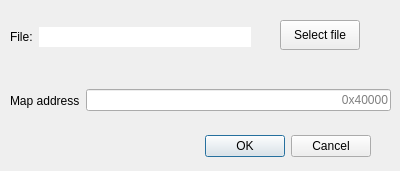
Old version of the form src/dialogs/OpenFileDialog.ui in the repository rizinorg/cutter.
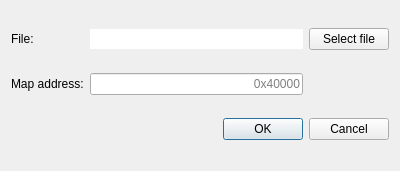
New version of the form.

Commit message:
append layout to OpenFileDialog, so the dialog more flexible (#1293)
* append layout to OpenFileDialog, so the dialog more flexible

* "Select file" button alignement.g

* new variant layout for OpenFileDialog in 3 column

Patch:
```diff
--- a/src/dialogs/OpenFileDialog.ui
+++ b/src/dialogs/OpenFileDialog.ui
@@ -13,49 +13,8 @@
   <property name="windowTitle">
    <string>Open file</string>
   </property>
-  <widget class="QDialogButtonBox" name="buttonBox">
-   <property name="geometry">
-    <rect>
-     <x>30</x>
-     <y>130</y>
-     <width>341</width>
-     <height>32</height>
-    </rect>
-   </property>
-   <property name="orientation">
-    <enum>Qt::Horizontal</enum>
-   </property>
-   <property name="standardButtons">
-    <set>QDialogButtonBox::Cancel|QDialogButtonBox::Ok</set>
-   </property>
-  </widget>
-  <widget class="QPushButton" name="selectFileButton">
-   <property name="geometry">
-    <rect>
-     <x>280</x>
-     <y>20</y>
-     <width>80</width>
-     <height>30</height>
-    </rect>
-   </property>
-   <property name="text">
-    <string>Select file</string>
-   </property>
-  </widget>
-  <widget class="QWidget" name="layoutWidget">
-   <property name="geometry">
-    <rect>
-     <x>10</x>
-     <y>20</y>
-     <width>241</width>
-     <height>29</height>
-    </rect>
-   </property>
-   <layout class="QHBoxLayout" name="horizontalLayout">
-    <property name="topMargin">
-     <number>5</number>
-    </property>
-    <item>
+  <layout class="QGridLayout" name="gridLayout">
+   <item row="0" column="0">
      <widget class="QLabel" name="filenameLabel">
       <property name="sizePolicy">
        <sizepolicy hsizetype="Preferred" vsizetype="Fixed">
@@ -68,7 +27,7 @@
       </property>
      </widget>
     </item>
-    <item>
+   <item row="0" column="1">
      <widget class="QLineEdit" name="filenameLineEdit">
       <property name="focusPolicy">
        <enum>Qt::ClickFocus</enum>
@@ -87,26 +46,21 @@
       </property>
      </widget>
     </item>
-   </layout>
-  </widget>
-  <widget class="QWidget" name="horizontalLayoutWidget">
-   <property name="geometry">
-    <rect>
-     <x>10</x>
-     <y>80</y>
-     <width>381</width>
-     <height>41</height>
-    </rect>
-   </property>
-   <layout class="QHBoxLayout" name="horizontalLayout_2">
-    <item>
+   <item row="0" column="2">
+    <widget class="QPushButton" name="selectFileButton">
+     <property name="text">
+      <string>Select file</string>
+     </property>
+    </widget>
+   </item>
+   <item row="1" column="0">
      <widget class="QLabel" name="mapAddressLabel">
       <property name="text">
-       <string>Map address</string>
+      <string>Map address:</string>
       </property>
      </widget>
     </item>
-    <item>
+   <item row="1" column="1">
      <widget class="QLineEdit" name="mapAddressLineEdit">
       <property name="toolTip">
        <string/>
@@ -119,8 +73,17 @@
       </property>
      </widget>
     </item>
-   </layout>
-  </widget>
+   <item row="2" column="0" colspan="3">
+    <widget class="QDialogButtonBox" name="buttonBox">
+     <property name="orientation">
+      <enum>Qt::Horizontal</enum>
+     </property>
+     <property name="standardButtons">
+      <set>QDialogButtonBox::Cancel|QDialogButtonBox::Ok</set>
+     </property>
+    </widget>
+   </item>
+  </layout>
  </widget>
  <resources/>
  <connections>
```
Lines whose indentation alone changed are shown as unchanged.
